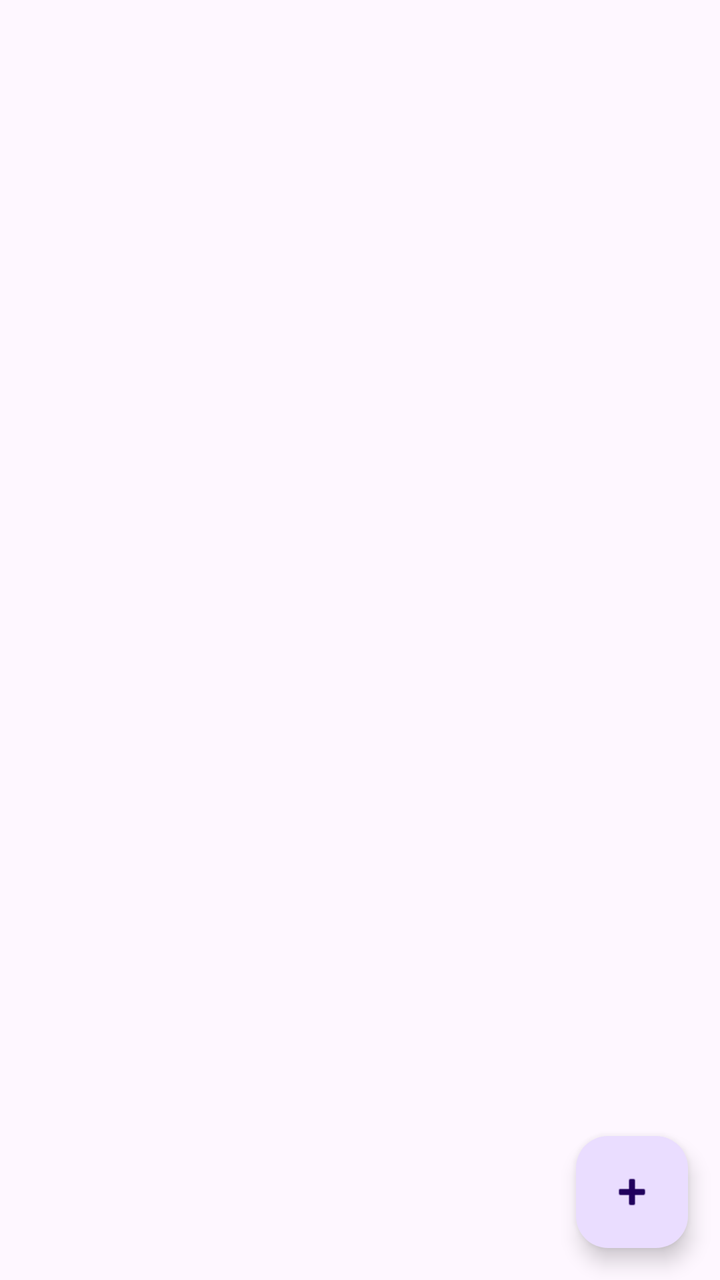
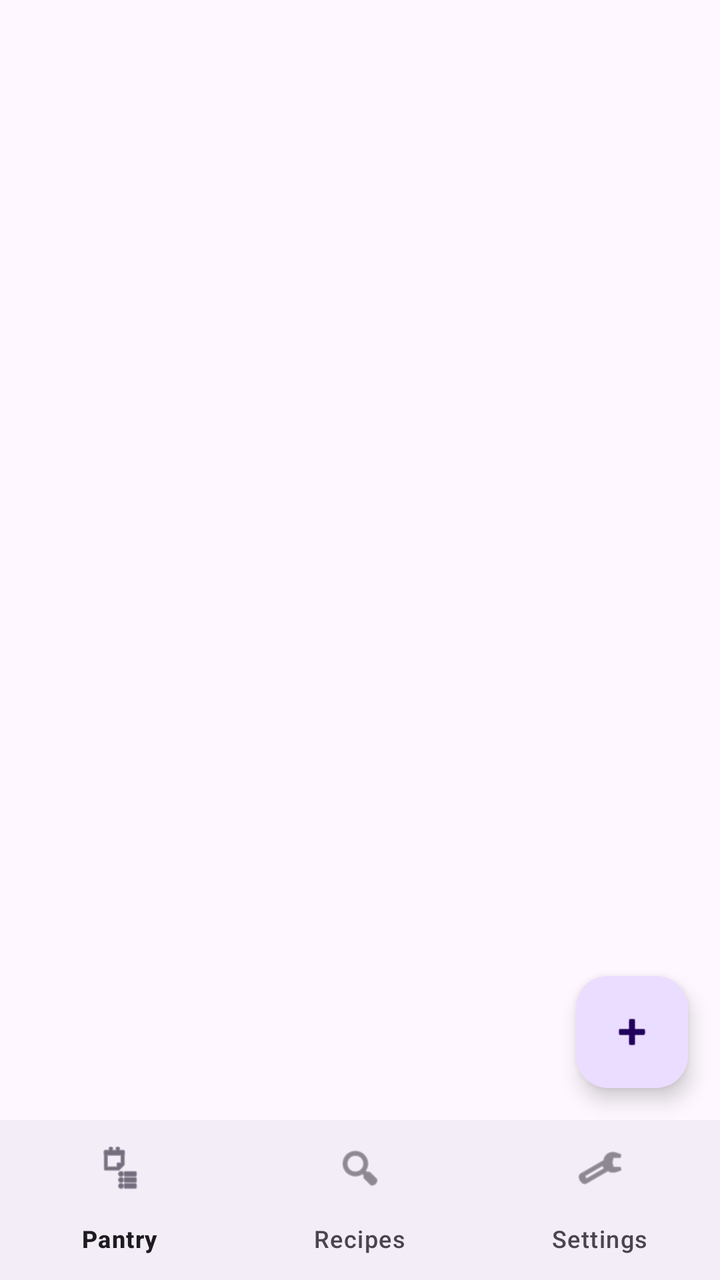

An Android layout rendered at two revisions. The XML below is the earlier revision; the diff shows what the commit changed to produce the second picture.
<!-- AndroidManifest.xml: application theme Theme.SmartPantrymanager -->
<!-- res/layout/activity_main.xml -->
<?xml version="1.0" encoding="utf-8"?>
<androidx.constraintlayout.widget.ConstraintLayout
    xmlns:android="http://schemas.android.com/apk/res/android"
    xmlns:app="http://schemas.android.com/apk/res-auto"
    android:id="@+id/main"
    android:layout_width="match_parent"
    android:layout_height="match_parent">

    <androidx.recyclerview.widget.RecyclerView
        android:id="@+id/recyclerPantry"
        android:layout_width="0dp"
        android:layout_height="0dp"
        app:layout_constraintTop_toTopOf="parent"
        app:layout_constraintBottom_toBottomOf="parent"
        app:layout_constraintStart_toStartOf="parent"
        app:layout_constraintEnd_toEndOf="parent" />

    <TextView
        android:id="@+id/textEmpty"
        android:layout_width="wrap_content"
        android:layout_height="wrap_content"
        android:text="Your pantry is empty. Add some ingredients!"
        android:visibility="gone"
        app:layout_constraintTop_toTopOf="parent"
        app:layout_constraintBottom_toBottomOf="parent"
        app:layout_constraintStart_toStartOf="parent"
        app:layout_constraintEnd_toEndOf="parent" />

    <com.google.android.material.floatingactionbutton.FloatingActionButton
        android:id="@+id/fabAdd"
        android:layout_width="wrap_content"
        android:layout_height="wrap_content"
        android:layout_margin="16dp"
        android:contentDescription="Add ingredient"
        android:src="@android:drawable/ic_input_add"
        app:layout_constraintBottom_toBottomOf="parent"
        app:layout_constraintEnd_toEndOf="parent" />
</androidx.constraintlayout.widget.ConstraintLayout>
<!-- resources referenced by this layout -->
<resources>
  <style name="Theme.SmartPantrymanager" parent="Base.Theme.SmartPantrymanager" />
  <style name="Base.Theme.SmartPantrymanager" parent="Theme.Material3.DayNight.NoActionBar">
          
          
      </style>
</resources>

<!-- the commit's change to res/layout/activity_main.xml (unified diff, before → after) -->
@@ -11,7 +11,7 @@
         android:layout_width="0dp"
         android:layout_height="0dp"
         app:layout_constraintTop_toTopOf="parent"
-        app:layout_constraintBottom_toBottomOf="parent"
+        app:layout_constraintBottom_toTopOf="@id/bottomNav"
         app:layout_constraintStart_toStartOf="parent"
         app:layout_constraintEnd_toEndOf="parent" />
 
@@ -22,7 +22,7 @@
         android:text="Your pantry is empty. Add some ingredients!"
         android:visibility="gone"
         app:layout_constraintTop_toTopOf="parent"
-        app:layout_constraintBottom_toBottomOf="parent"
+        app:layout_constraintBottom_toTopOf="@id/bottomNav"
         app:layout_constraintStart_toStartOf="parent"
         app:layout_constraintEnd_toEndOf="parent" />
 
@@ -33,6 +33,15 @@
         android:layout_margin="16dp"
         android:contentDescription="Add ingredient"
         android:src="@android:drawable/ic_input_add"
+        app:layout_constraintBottom_toTopOf="@id/bottomNav"
+        app:layout_constraintEnd_toEndOf="parent" />
+
+    <com.google.android.material.bottomnavigation.BottomNavigationView
+        android:id="@+id/bottomNav"
+        android:layout_width="0dp"
+        android:layout_height="wrap_content"
+        app:menu="@menu/bottom_nav_menu"
         app:layout_constraintBottom_toBottomOf="parent"
+        app:layout_constraintStart_toStartOf="parent"
         app:layout_constraintEnd_toEndOf="parent" />
 </androidx.constraintlayout.widget.ConstraintLayout>
